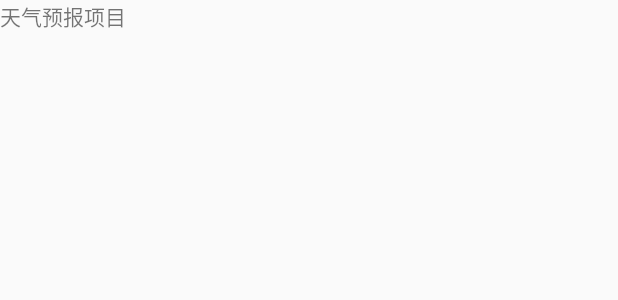
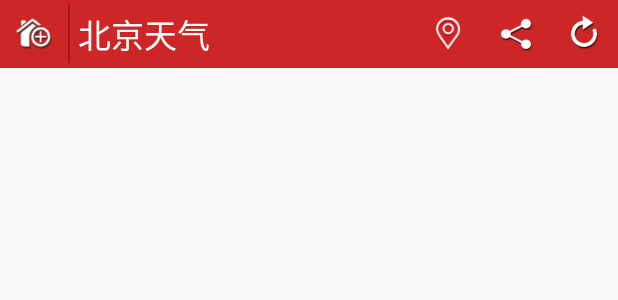
Before and after one commit to SherlockRuan/mini-weather-rfq, an Android app: the layout weather_info.xml on its own in the app's theme, with its tools: preview values and no code run, on a phone screen of 412 x 824 dp. Shown: the top 300 px of the screen. Run offline under Robolectric (Android 15) with nearby library versions, the light colour scheme and no system bars.

Commit message:
head information

```diff
--- a/app/src/main/res/layout/weather_info.xml
+++ b/app/src/main/res/layout/weather_info.xml
@@ -2,8 +2,62 @@
 <RelativeLayout xmlns:android="http://schemas.android.com/apk/res/android"
     android:layout_width="match_parent"
     android:layout_height="match_parent">
-    <TextView
-        android:layout_width="wrap_content"
-        android:layout_height="wrap_content"
-        android:text="天气预报项目"/>
+
+    <RelativeLayout
+        android:id="@+id/title"
+        android:layout_width="fill_parent"
+        android:layout_height="45.0dip"
+        android:background="#ffcd2626"
+        android:gravity="center_vertical">
+
+        <ImageView
+            android:id="@+id/title_city_manager"
+            android:layout_width="45.0dip"
+            android:layout_height="45.0dip"
+            android:src="@drawable/title_city" />
+
+        <ImageView
+            android:id="@+id/city_seperator"
+            android:layout_width="1.0dip"
+            android:layout_height="40dip"
+            android:layout_marginTop="2.0dip"
+            android:layout_toRightOf="@id/title_city_manager"
+            android:background="#A71717" />
+
+        <TextView
+            android:id="@+id/title_city_name"
+            android:layout_width="fill_parent"
+            android:layout_height="fill_parent"
+            android:layout_toRightOf="@id/city_seperator"
+            android:gravity="center_vertical"
+            android:paddingLeft="5dip"
+            android:text="北京天气"
+            android:textColor="#ffffffff"
+            android:textSize="22.0sp" />
+
+
+        <ImageView
+            android:id="@+id/title_update_btn"
+            android:layout_width="45.0dip"
+            android:layout_height="45.0dip"
+            android:layout_alignParentRight="true"
+            android:layout_gravity="center"
+            android:src="@drawable/title_update"
+            android:visibility="visible" />
+
+
+        <ImageView
+            android:id="@+id/title_share"
+            android:layout_width="45.0dip"
+            android:layout_height="45.0dip"
+            android:layout_toLeftOf="@id/title_update_btn"
+            android:src="@drawable/title_share" />
+
+        <ImageView
+            android:id="@+id/title_location"
+            android:layout_width="45.0dip"
+            android:layout_height="45.0dip"
+            android:layout_toLeftOf="@id/title_share"
+            android:src="@drawable/base_action_bar_action_city" />
+    </RelativeLayout>
 </RelativeLayout>
```
Also changed, not shown: app/src/main/res/drawable/base_action_bar_action_city.png (added), app/src/main/res/drawable/biz_plugin_weather_shenzhen_bg.jpg (added), app/src/main/res/drawable/title_city.png (added), app/src/main/res/drawable/title_share.png (added), app/src/main/res/drawable/title_update.png (added).
